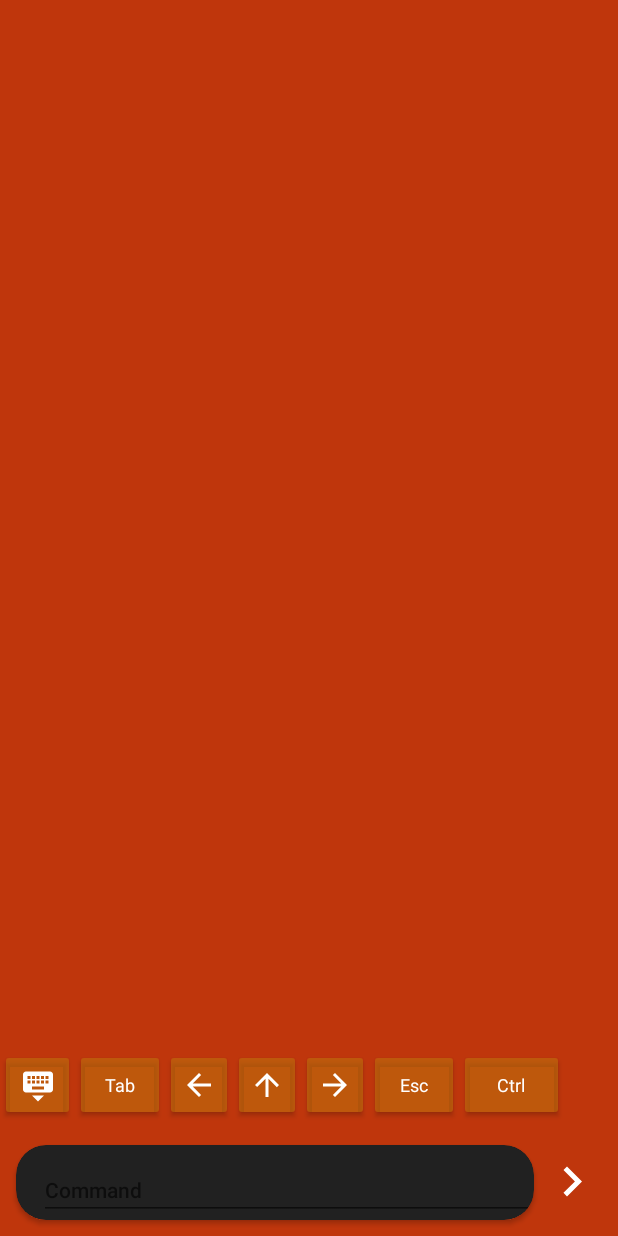
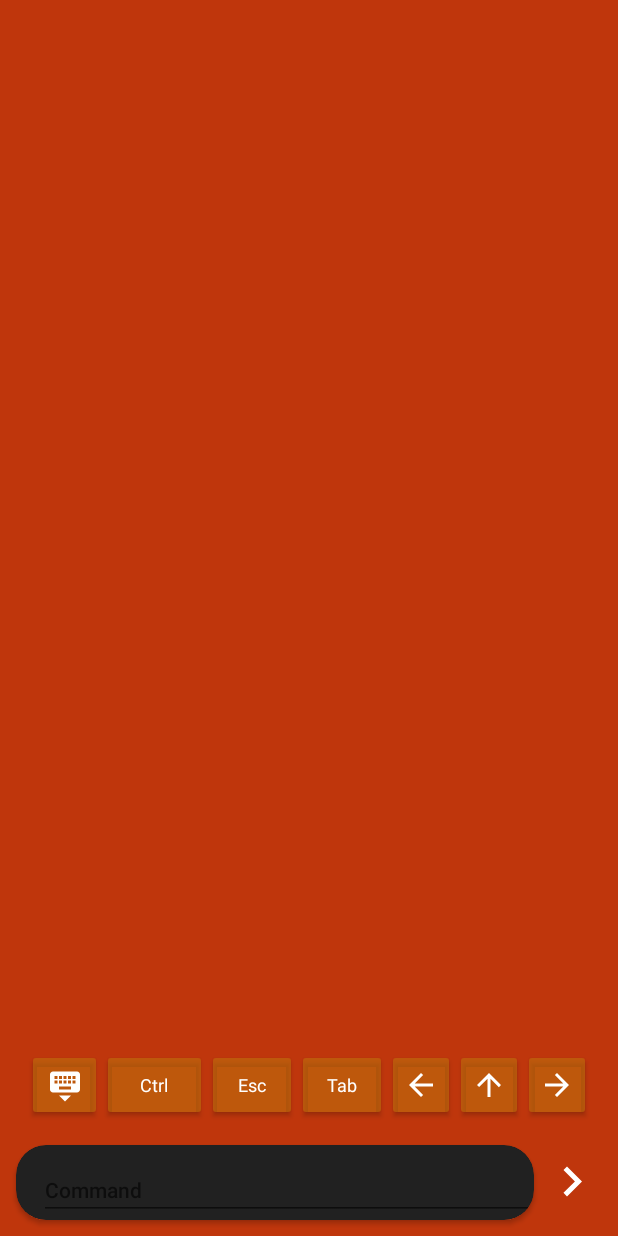
Before and after one commit to mxPayne98/SSHClient, an Android app: the layout activity_terminal.xml on its own in the app's theme, with its tools: preview values and no code run, on a phone screen of 412 x 824 dp. Run offline under Robolectric (Android 15) with nearby library versions, the phone set to English and light mode, and no system bars; plain views replace MaterialEditText.

Commit message:
extra key fix
Signed-off-by: mxPayne98 <bhavyamkark98@gmail.com>

```diff
--- a/app/src/main/res/layout/content_terminal.xml
+++ b/app/src/main/res/layout/content_terminal.xml
@@ -15,7 +15,7 @@
         android:id="@+id/frameLayout"
         android:layout_width="match_parent"
         android:layout_height="fill_parent"
-        android:layout_above="@+id/esc"
+        android:layout_above="@+id/extra_buttons"
         android:layout_marginBottom="5dp">
 
         <view
@@ -28,12 +28,19 @@
 
     </FrameLayout>
 
+    <LinearLayout
+        android:id="@+id/extra_buttons"
+        android:layout_width="match_parent"
+        android:layout_height="wrap_content"
+        android:layout_alignParentBottom="true"
+        android:background="@color/colorPrimaryDark"
+        android:gravity="center"
+        android:orientation="horizontal">
+
         <ImageButton
             android:id="@+id/keyboardButton"
             android:layout_width="50dp"
             android:layout_height="48dp"
-        android:layout_alignParentBottom="true"
-        android:layout_alignParentStart="true"
             android:backgroundTint="#96be710c"
             android:elevation="2dp"
             android:src="@drawable/ic_keyboard_hide_black_24dp" />
@@ -43,8 +50,6 @@
             android:id="@+id/Ctrl"
             android:layout_width="70dp"
             android:layout_height="wrap_content"
-        android:layout_alignParentBottom="true"
-        android:layout_toEndOf="@+id/esc"
             android:backgroundTint="#96be710c"
             android:text="Ctrl"
             android:textAppearance="@style/Base.TextAppearance.AppCompat.Caption"
@@ -54,8 +59,6 @@
             android:id="@+id/esc"
             android:layout_width="60dp"
             android:layout_height="wrap_content"
-        android:layout_alignParentBottom="true"
-        android:layout_toEndOf="@+id/rightButton"
             android:backgroundTint="#96be710c"
             android:text="Esc"
             android:textAppearance="@style/Base.TextAppearance.AppCompat.Caption"
@@ -66,8 +69,6 @@
             android:id="@+id/tab"
             android:layout_width="60dp"
             android:layout_height="wrap_content"
-        android:layout_alignParentBottom="true"
-        android:layout_toEndOf="@+id/keyboardButton"
             android:backgroundTint="#96be710c"
             android:text="Tab"
             android:textAppearance="@style/Base.TextAppearance.AppCompat.Caption"
@@ -78,8 +79,6 @@
             android:id="@+id/leftButton"
             android:layout_width="45dp"
             android:layout_height="48dp"
-        android:layout_alignParentBottom="true"
-        android:layout_toEndOf="@+id/tab"
             android:backgroundTint="#96be710c"
             android:elevation="2dp"
             android:src="@drawable/ic_arrow_back_black_24dp" />
@@ -88,8 +87,6 @@
             android:id="@+id/upButton"
             android:layout_width="45dp"
             android:layout_height="48dp"
-        android:layout_alignParentBottom="true"
-        android:layout_toEndOf="@+id/leftButton"
             android:backgroundTint="#96be710c"
             android:elevation="2dp"
             android:src="@drawable/ic_arrow_upward_black_24dp" />
@@ -98,10 +95,10 @@
             android:id="@+id/rightButton"
             android:layout_width="45dp"
             android:layout_height="48dp"
-        android:layout_alignParentBottom="true"
-        android:layout_toEndOf="@+id/upButton"
             android:backgroundTint="#96be710c"
             android:elevation="2dp"
             android:src="@drawable/ic_arrow_forward_black_24dp" />
+    </LinearLayout>
+
 
 </RelativeLayout>
```
Lines whose indentation alone changed are shown as unchanged.
